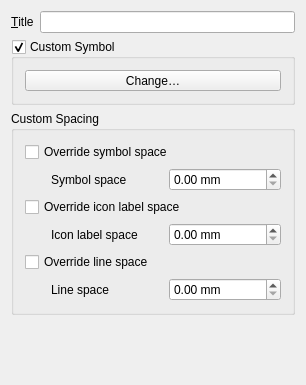
Old version of the form src/ui/layout/qgslayoutlegenditempropertiesbase.ui in the repository nyalldawson/Quantum-GIS.
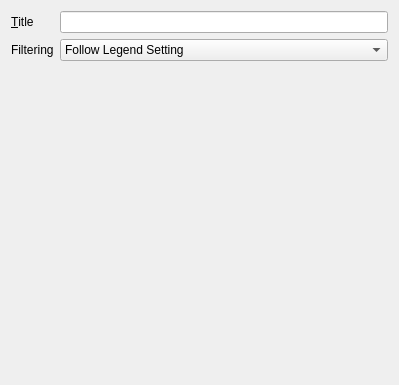
New version of the form. Custom widgets are drawn as their Qt base class.

Commit message: Mockup of filtering option

Diff of the .ui file:
```diff
--- a/src/ui/layout/qgslayoutlegenditempropertiesbase.ui
+++ b/src/ui/layout/qgslayoutlegenditempropertiesbase.ui
@@ -6,7 +6,7 @@
    <rect>
     <x>0</x>
     <y>0</y>
-    <width>306</width>
+    <width>314</width>
     <height>385</height>
    </rect>
   </property>
@@ -20,152 +20,6 @@
    <string>Legend Options</string>
   </property>
   <layout class="QGridLayout" name="gridLayout_2">
-   <item row="1" column="0" colspan="2">
-    <widget class="QGroupBox" name="groupBox">
-     <property name="title">
-      <string>Custom Symbol</string>
-     </property>
-     <property name="checkable">
-      <bool>true</bool>
-     </property>
-     <layout class="QHBoxLayout" name="horizontalLayout">
-      <item>
-       <widget class="QgsSymbolButton" name="mShapeStyleButton">
-        <property name="sizePolicy">
-         <sizepolicy hsizetype="Expanding" vsizetype="Fixed">
-          <horstretch>0</horstretch>
-          <verstretch>0</verstretch>
-         </sizepolicy>
-        </property>
-        <property name="text">
-         <string>Change…</string>
-        </property>
-       </widget>
-      </item>
-     </layout>
-    </widget>
-   </item>
-   <item row="2" column="0" colspan="2">
-    <widget class="QgsCollapsibleGroupBoxBasic" name="mSpacingColGroupBox">
-     <property name="focusPolicy">
-      <enum>Qt::StrongFocus</enum>
-     </property>
-     <property name="title">
-      <string>Custom Spacing</string>
-     </property>
-     <property name="syncGroup" stdset="0">
-      <string notr="true">composeritem</string>
-     </property>
-     <property name="collapsed" stdset="0">
-      <bool>true</bool>
-     </property>
-     <layout class="QGridLayout" name="gridLayout" columnstretch="0,1,1">
-      <item row="2" column="0" colspan="3">
-       <widget class="QCheckBox" name="checkBox_2">
-        <property name="text">
-         <string>Override icon label space</string>
-        </property>
-       </widget>
-      </item>
-      <item row="5" column="2">
-       <widget class="QgsDoubleSpinBox" name="mIconLabelSpaceSpinBox">
-        <property name="enabled">
-         <bool>true</bool>
-        </property>
-        <property name="prefix">
-         <string/>
-        </property>
-        <property name="suffix">
-         <string> mm</string>
-        </property>
-       </widget>
-      </item>
-      <item row="1" column="0">
-       <spacer name="horizontalSpacer">
-        <property name="orientation">
-         <enum>Qt::Horizontal</enum>
-        </property>
-        <property name="sizeType">
-         <enum>QSizePolicy::Fixed</enum>
-        </property>
-        <property name="sizeHint" stdset="0">
-         <size>
-          <width>20</width>
-          <height>2</height>
-         </size>
-        </property>
-       </spacer>
-      </item>
-      <item row="5" column="1">
-       <widget class="QLabel" name="label_121">
-        <property name="text">
-         <string>Line space</string>
-        </property>
-       </widget>
-      </item>
-      <item row="3" column="2">
-       <widget class="QgsDoubleSpinBox" name="mLineSpacingSpinBox">
-        <property name="enabled">
-         <bool>true</bool>
-        </property>
-        <property name="prefix">
-         <string/>
-        </property>
-        <property name="suffix">
-         <string> mm</string>
-        </property>
-       </widget>
-      </item>
-      <item row="3" column="1">
-       <widget class="QLabel" name="label_8">
-        <property name="toolTip">
-         <string>Space between symbol icon and symbol label (symbol label left margin).</string>
-        </property>
-        <property name="text">
-         <string>Icon label space</string>
-        </property>
-       </widget>
-      </item>
-      <item row="0" column="0" colspan="3">
-       <widget class="QCheckBox" name="checkBox">
-        <property name="text">
-         <string>Override symbol space</string>
-        </property>
-       </widget>
-      </item>
-      <item row="1" column="1">
-       <widget class="QLabel" name="label_7">
-        <property name="toolTip">
-         <string>Space above symbol and symbol label.</string>
-        </property>
-        <property name="text">
-         <string>Symbol space</string>
-        </property>
-       </widget>
-      </item>
-      <item row="1" column="2">
-       <widget class="QgsDoubleSpinBox" name="mSymbolSpaceSpinBox">
-        <property name="enabled">
-         <bool>true</bool>
-        </property>
-        <property name="prefix">
-         <string/>
-        </property>
-        <property name="suffix">
-         <string> mm</string>
-        </property>
-       </widget>
-      </item>
-      <item row="4" column="0" colspan="3">
-       <widget class="QCheckBox" name="checkBox_3">
-        <property name="text">
-         <string>Override line space</string>
-        </property>
-       </widget>
-      </item>
-     </layout>
-    </widget>
-   </item>
    <item row="0" column="0">
     <widget class="QLabel" name="mTitleLabel">
      <property name="text">
@@ -179,7 +33,7 @@
    <item row="0" column="1">
     <widget class="QLineEdit" name="mTitleLineEdit"/>
    </item>
-   <item row="3" column="0">
+   <item row="2" column="0">
     <spacer name="verticalSpacer">
      <property name="orientation">
       <enum>Qt::Vertical</enum>
@@ -192,26 +46,39 @@
      </property>
     </spacer>
    </item>
+   <item row="1" column="0">
+    <widget class="QLabel" name="mTitleLabel_2">
+     <property name="text">
+      <string>Filtering</string>
+     </property>
+     <property name="buddy">
+      <cstring>mTitleLineEdit</cstring>
+     </property>
+    </widget>
+   </item>
+   <item row="1" column="1">
+    <widget class="QComboBox" name="comboBox">
+     <item>
+      <property name="text">
+       <string>Follow Legend Setting</string>
+      </property>
+     </item>
+     <item>
+      <property name="text">
+       <string>Only Show Visible Items, Regardless of Legend Setting</string>
+      </property>
+     </item>
+     <item>
+      <property name="text">
+       <string>Always Show all Items, Regardless of Legend Setting</string>
+      </property>
+     </item>
+    </widget>
+   </item>
   </layout>
  </widget>
  <layoutdefault spacing="6" margin="11"/>
  <customwidgets>
-  <customwidget>
-   <class>QgsDoubleSpinBox</class>
-   <extends>QDoubleSpinBox</extends>
-   <header>qgsdoublespinbox.h</header>
-  </customwidget>
-  <customwidget>
-   <class>QgsCollapsibleGroupBoxBasic</class>
-   <extends>QGroupBox</extends>
-   <header location="global">qgscollapsiblegroupbox.h</header>
-   <container>1</container>
-  </customwidget>
-  <customwidget>
-   <class>QgsSymbolButton</class>
-   <extends>QToolButton</extends>
-   <header>qgssymbolbutton.h</header>
-  </customwidget>
   <customwidget>
    <class>QgsPanelWidget</class>
    <extends>QWidget</extends>
```
